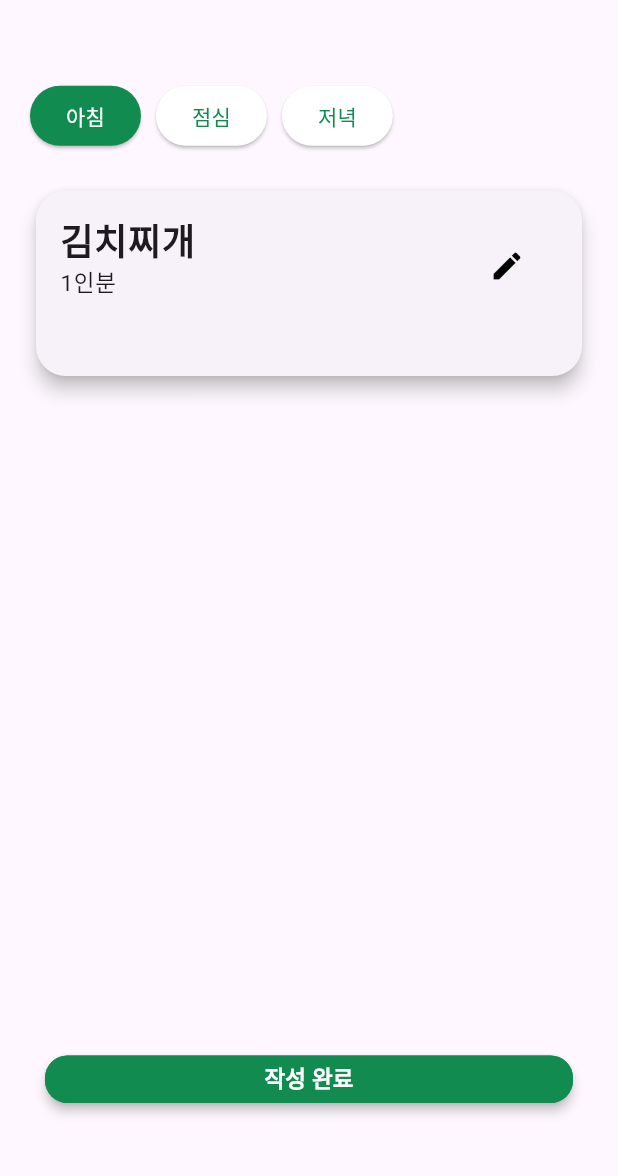
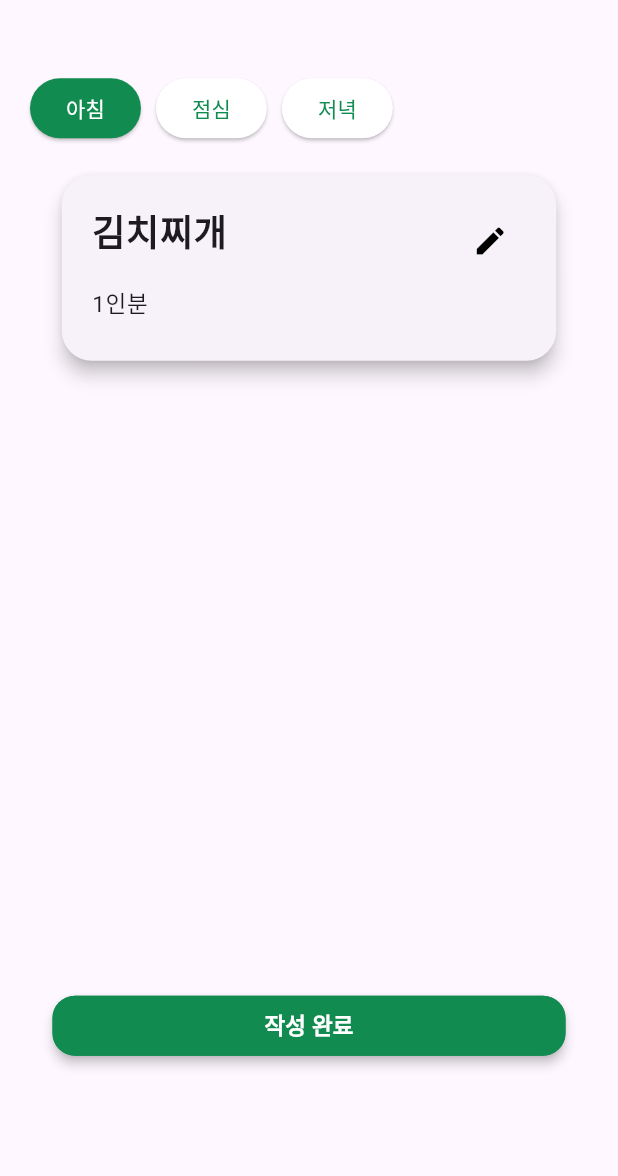
Before and after one commit to 25-1AlphaProject/Frontend, a Flutter app: the MealEdit screen opened directly, on a phone screen of 412 x 824 dp, the part 58-1234 px from its top. Run offline on Flutter 3.47's test engine with Material 3 defaults, Android fonts, the phone set to English and light mode, and no system bars; our stand-ins replace card_swiper, image_picker, percent_indicator; missing offline and left inert: linear_progress_bar, string_similarity; Roboto replaces fonts that are missing (PretendardVariable, PretendartVariable, yg-jalnan).

Commit message:
Edit : meal_edit

```diff
--- a/alpha_front/lib/main.dart
+++ b/alpha_front/lib/main.dart
@@ -33,10 +33,10 @@ class CCBS extends StatelessWidget {
       ),
       // home: const MyHomePage(title: '척척밥사'),
       // home: Survey(),
-      home: const MypageMain(),
+      // home: const MypageMain(),
       // home: loginScreen(),
       // home: const signupScreen(),
-      // home:HomeScreen(),
+      home:HomeScreen(),
     );
   }
 }
--- a/alpha_front/lib/meal/meal_edit.dart
+++ b/alpha_front/lib/meal/meal_edit.dart
@@ -94,10 +94,11 @@ class _MealEditState extends State<MealEdit> {
               child: _getSelectedWidget(),
             ),
             Expanded(
-              flex: 1,
+              flex: 2,
               child: Center(
                 child: Container(
-                  padding: EdgeInsets.fromLTRB(10, 30, 10, 30),
+                  margin: EdgeInsets.fromLTRB(15, 0, 15, 0),
+                  // padding: EdgeInsets.fromLTRB(10, 60, 10, 30),
                   width: double.infinity,
                   child: ElevatedButton(
                     style: ElevatedButton.styleFrom(
@@ -177,23 +178,24 @@ class _BreakfastEditState extends State<_BreakfastEdit> {
                 elevation: 5,
                 shape: RoundedRectangleBorder(borderRadius: BorderRadius.circular(20)),
                 child: Container(
-                  width: MediaQuery.of(context).size.height * 0.8,
+                  width: MediaQuery.of(context).size.width * 0.8,
                   height: MediaQuery.of(context).size.height * 0.15,
-                  padding: const EdgeInsets.all(16),
+                  padding: const EdgeInsets.all(20),
                   child: Stack(
                     children: [
                       // 우측 상단 Edit 아이콘
                       Positioned(
-                        right: 10,
-                        top: 10,
+                        right: 0,
+                        top: 0,
                         child: IconButton(
                           icon: Icon(Icons.edit, color: Colors.black),
                           onPressed: _toggleEditMode,
                         ),
                       ),
 
-                      // 가운데 숫자 또는 TextField
-                      Column(
+                      SizedBox(
+                        width: 200,
+                        child: Column(
                           children: [
                             Align(
                               alignment: Alignment.topLeft,
@@ -201,8 +203,13 @@ class _BreakfastEditState extends State<_BreakfastEdit> {
                                   ? TextField(
                                       controller: FoodNamecontroller,
                                       keyboardType: TextInputType.text,
+                                      decoration: InputDecoration(
+                                        isDense: true,
+                                        contentPadding: EdgeInsets.only(bottom:5),
+                                      ),
                                       textAlign: TextAlign.start,
-                                    style: TextStyle(fontSize: 24,
+                                      style: TextStyle(
+                                        fontSize: 24,
                                         fontFamily: 'PretendardVariable',
                                         fontWeight: FontWeight.bold),
                                         onSubmitted: (_) => _saveEdit(), // 엔터 입력 시 저장
@@ -213,13 +220,17 @@ class _BreakfastEditState extends State<_BreakfastEdit> {
                                       style: TextStyle(fontSize: 24, fontWeight: FontWeight.bold, fontFamily: 'PretendardVariable'),
                                     ),
                             ),
-                          // SizedBox(height: ,),
+                            SizedBox(height: 20,),
                           Align(
                           alignment: Alignment.topLeft,
                           child: isEditing
                               ? TextField(
                                   controller: FoodAmountcontroller,
                                   keyboardType: TextInputType.number,
+                                  decoration: InputDecoration(
+                                    isDense: true,
+                                    contentPadding: EdgeInsets.only(bottom:5),
+                                  ),
                                   textAlign: TextAlign.start,
                                   style: TextStyle(fontSize: 15,
                                   fontFamily: 'PretendardVariable',
@@ -233,6 +244,7 @@ class _BreakfastEditState extends State<_BreakfastEdit> {
                                 ),
                         ),
                           ],
+                        ),
                       ),
 
                     ],
--- a/alpha_front/lib/mypage/mypage_main.dart
+++ b/alpha_front/lib/mypage/mypage_main.dart
@@ -1,7 +1,7 @@
 import 'dart:io';
+import 'package:alpha_front/mypage/mypage_mywrite.dart';
 import 'package:flutter/services.dart';
 import 'package:alpha_front/Login/login.dart';
-import 'package:alpha_front/mypage/mypage_myinfo.dart';
 import 'package:alpha_front/mypage/mypage_mylike.dart';
 import 'package:alpha_front/mypage/mypage_myscrap.dart';
 import 'package:alpha_front/widgets/baseappbar.dart';
@@ -243,7 +243,7 @@ Future<void> _editMyinfo() async {
                   Navigator.push(
                       context,
                       MaterialPageRoute(
-                          builder: (context) => const MypageMyinfo()));
+                          builder: (context) => const MypageMywrite()));
                 },
                 child: const Text(
                   '내가 쓴 글',
--- a/alpha_front/lib/recipe/recipe_list.dart
+++ b/alpha_front/lib/recipe/recipe_list.dart
@@ -1,3 +1,4 @@
+import 'package:alpha_front/recipe/recipe_description.dart';
 import 'package:alpha_front/recipe/recipe_detail.dart';
 import 'package:alpha_front/widgets/baseappbar.dart';
 import 'package:alpha_front/widgets/basenavigationbar.dart';
@@ -89,7 +90,7 @@ class _RecipeListState extends State<RecipeList> {
                       Navigator.push(
                           context,
                           MaterialPageRoute(
-                              builder: (context) => const RecipeDetail()));
+                              builder: (context) => const recipeDescriptionScreen()));
                     },
                     child: Column(
                       children: [
```
Also changed, not shown: alpha_front/lib/mypage/mypage_myinfo.dart (deleted, +0 -15 lines). Lines whose indentation alone changed are shown as unchanged.
